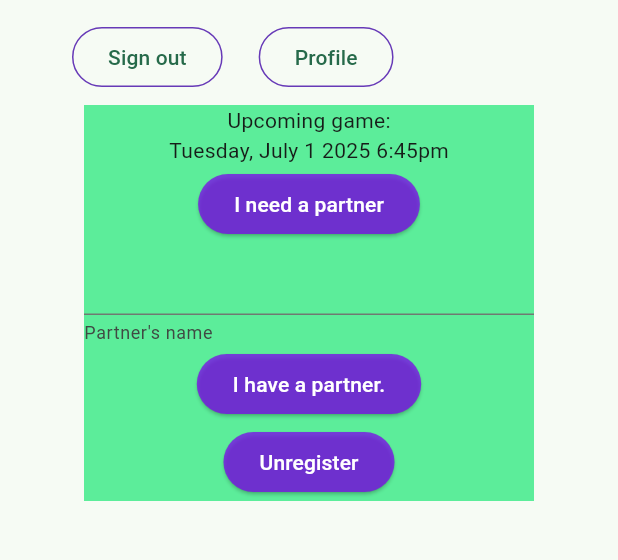
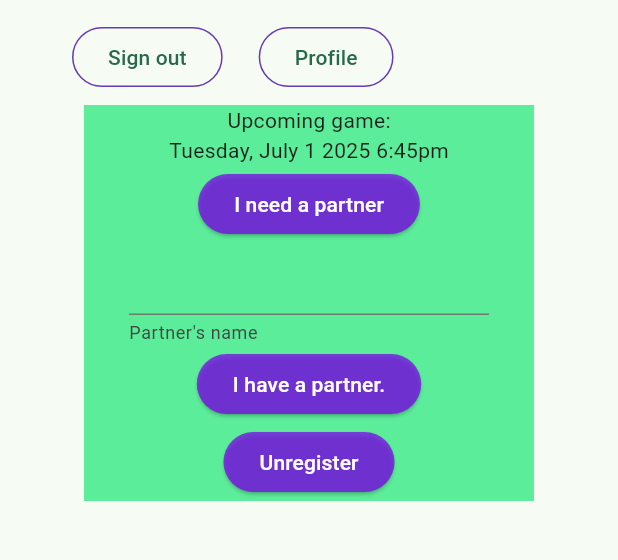
Before and after one commit to Lafalasidosi/pgbc-partnership-desk, a Flutter app: the screen it shows once a user with an empty profile is signed in, on a phone screen of 412 x 824 dp, the part 63-623 px from its top. Run offline on Flutter 3.47's test engine with Material 3 defaults, Android fonts, the phone set to English and light mode, and no system bars; our stand-ins replace cloud_firestore, firebase_auth, firebase_core, go_router, google_fonts; missing offline and left inert: firebase_ui_auth; accounts and stored records are empty.

Commit message:
add padding to partnershipdesk textformfield

```diff
--- a/lib/partnership_desk.dart
+++ b/lib/partnership_desk.dart
@@ -59,7 +59,9 @@ class _PartnershipDeskState extends State<PartnershipDesk> {
                 child: Text('I need a partner'),
               ),
             ),
-            TextFormField(
+            Padding(
+              padding: EdgeInsetsDirectional.only(start: 30, end: 30),
+              child: TextFormField(
                 controller: _controller,
                 decoration: InputDecoration(helperText: 'Partner\'s name'),
                 validator: (value) {
@@ -68,6 +70,7 @@ class _PartnershipDeskState extends State<PartnershipDesk> {
                   }
                   return null;
                 },
+              ),
             ),
             Padding(
               padding: EdgeInsets.all(2),
```
Lines whose indentation alone changed are shown as unchanged.
